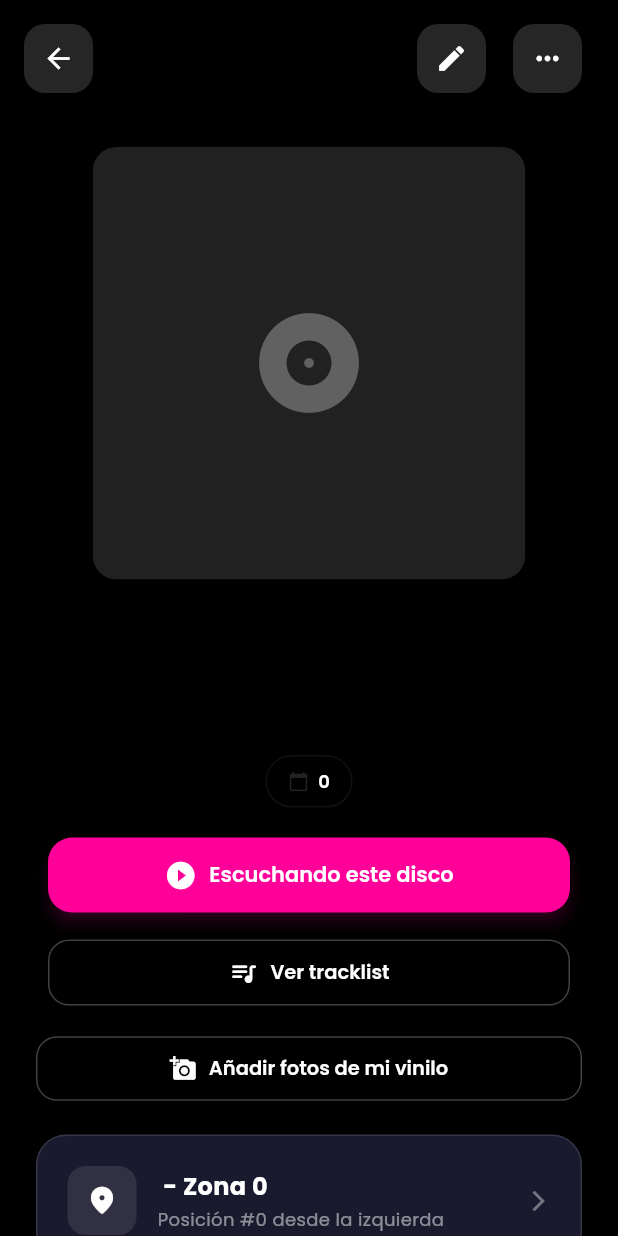
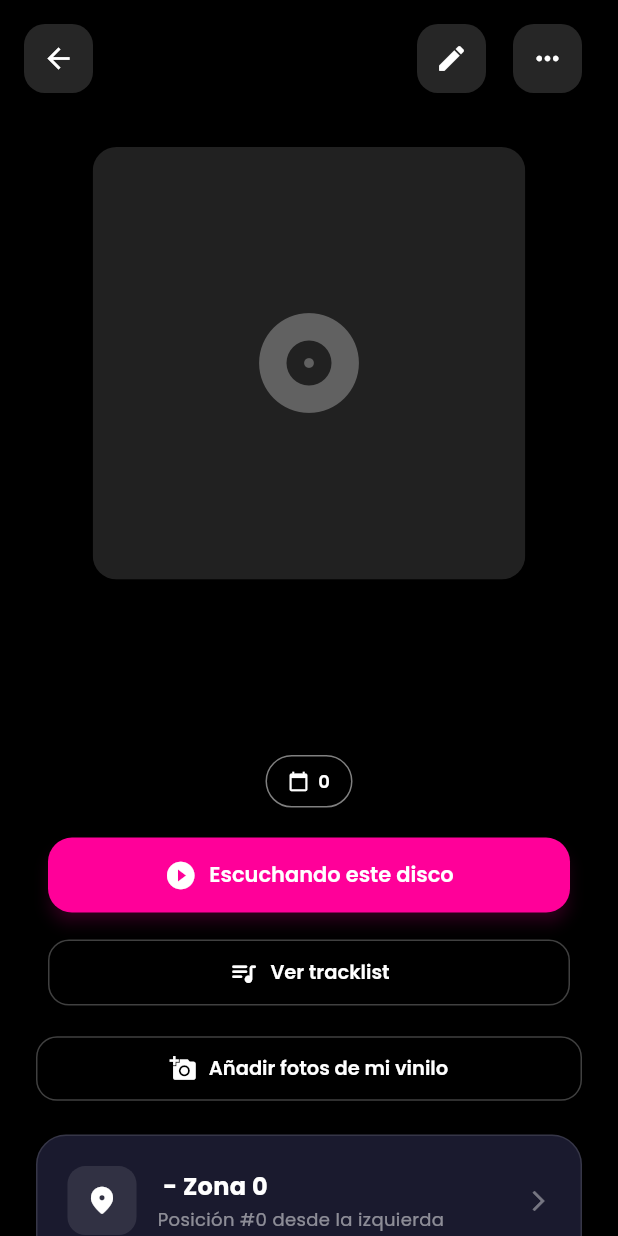
Before and after one commit to dbaez/vinyl-scout, a Flutter app: the AlbumDetailScreen screen opened directly with empty values, on a phone screen of 412 x 824 dp. Run offline on Flutter 3.47's test engine with Material 3 defaults, Android fonts, the phone set to English and light mode, and no system bars; our stand-ins replace cached_network_image, camera, google_fonts, image_picker, shimmer, supabase_flutter; missing offline and left inert: crop_image, google_mlkit_text_recognition; accounts and stored records are empty.

Commit message:
Update album_detail_screen.dart
Try it with white, since the calendar doesn't appear in primary color

```diff
--- a/lib/screens/album_detail_screen.dart
+++ b/lib/screens/album_detail_screen.dart
@@ -757,7 +757,7 @@ class _AlbumDetailScreenState extends State<AlbumDetailScreen>
             runSpacing: 10,
             children: [
               if (_album.year != null)
-                _buildTag('${_album.year}', Icons.calendar_today, AppTheme.primaryColor),
+                _buildTag('${_album.year}', Icons.calendar_today, Colors.white),
               ..._album.genres.take(3).map((g) =>
                 _buildTag(g, Icons.music_note, Colors.purple, filterable: true)),
               ..._album.styles.take(3).map((s) =>
```
